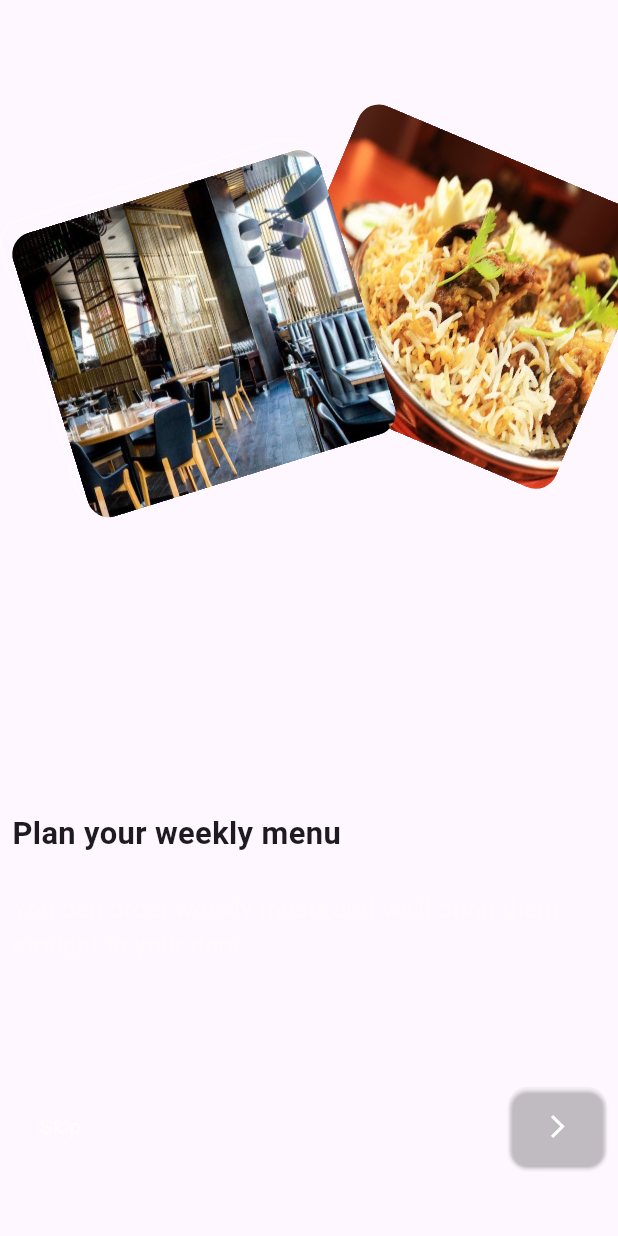
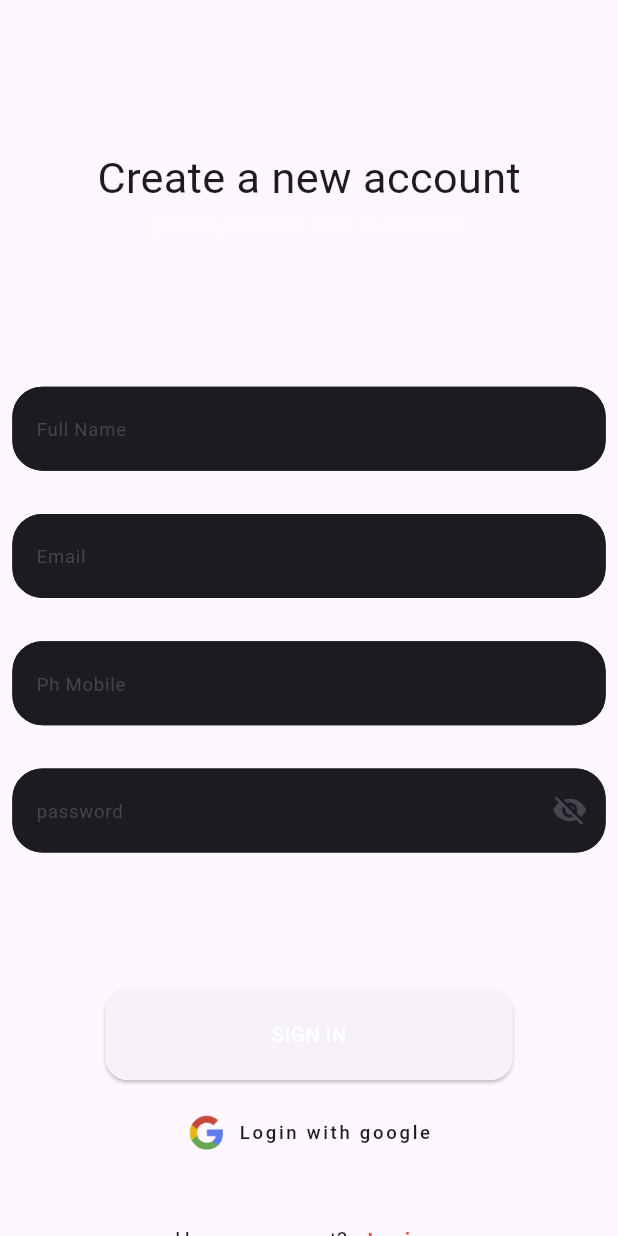
Before and after one commit to Elsadany27/SkoonApp, a Flutter app: the FirstOnboarding screen opened directly, after a tap on "Skip", on a phone screen of 412 x 824 dp. Run offline on Flutter 3.47's test engine with Material 3 defaults, Android fonts, the phone set to English and light mode, and no system bars; our stand-ins replace firebase_core, flutter_bloc; accounts and stored records are empty.

Commit message:
auth repo& ui

```diff
--- a/lib/core/utilies/app_images.dart
+++ b/lib/core/utilies/app_images.dart
@@ -6,4 +6,9 @@ class assets{
   static String on22="images/assets/onboardingB2.png";
   static String on31="images/assets/onboardingC1.jpg";
   static String on32="images/assets/onboardingC2.jpg";
+  static String catering="images/assets/CATERING.jpg";
+  static String foodorder="images/assets/food order.jpg";
+  static String reservetable="images/assets/reserve table.png";
+  static String takeaway="images/assets/takeaway.jpg";
+  static String google="images/assets/google.png";
 }
--- /dev/null
+++ b/lib/features/auth/data/repoImp/AuthRepo.dart
@@ -0,0 +1,4 @@
+class AuthRepo{
+  //register
+
+}
--- /dev/null
+++ b/lib/features/auth/view/LoginPage.dart
@@ -0,0 +1,71 @@
+import 'package:flutter/material.dart';
+import 'package:flutter_bloc/flutter_bloc.dart';
+import 'package:skoon/core/utilies/app_images.dart';
+import 'package:skoon/features/auth/view/registerpage.dart';
+import 'package:skoon/features/auth/view/view%20model/authcubit.dart';
+import 'package:skoon/features/auth/view/view%20model/authstate.dart';
+import 'package:skoon/features/auth/view/widgets/customebutton.dart';
+import 'package:skoon/features/auth/view/widgets/custometextform.dart';
+
+class LoginPage extends StatelessWidget {
+   LoginPage({super.key});
+
+   TextEditingController email=TextEditingController();
+   TextEditingController password=TextEditingController();
+
+  @override
+  Widget build(BuildContext context) {
+    final screenSize = MediaQuery.of(context).size;
+    return BlocProvider(
+      create: (context) => AuthCubit(),
+      child: BlocConsumer<AuthCubit, AuthState>(
+        listener: (context, state) {
+          // TODO: implement listener
+        },
+        builder: (context, state) {
+          return Scaffold(
+            body: Padding(
+              padding:  EdgeInsets.only(left: screenSize.width*0.02,right: screenSize.width*0.02,top: screenSize.height*0.12),
+              child: ListView(children: [
+                //text
+                Center(child: Text("Welcome Back!",style: TextStyle(fontSize: screenSize.width*0.07),)),
+                Center(child: Text("please,login to your account",style: TextStyle(fontSize: screenSize.width*0.032,fontWeight: FontWeight.w400,color: Colors.white30),)),
+                //space
+                SizedBox(height: screenSize.height*0.16),
+                //form
+                CustomeTextform(controller: email,textt: "Email",ontap: (){},securetext: false,),SizedBox(height: screenSize.height*0.035,),
+                CustomeTextform(controller: password,textt: "password",ontap: (){
+                  BlocProvider.of<AuthCubit>(context).changeState();
+                },securetext: BlocProvider.of<AuthCubit>(context).statee,icon: Icons.visibility_off,),
+                //space
+                SizedBox(height: screenSize.height*0.1,),SizedBox(height: screenSize.height*0.035,),
+                //button
+                SizedBox(height: screenSize.height*0.04,),
+                CustomeButton(textt: "login",),
+                //sign with google
+                SizedBox(height: screenSize.height*0.025,),
+                Row(
+                  mainAxisAlignment: MainAxisAlignment.center,
+                  children: [
+                    Image.asset(assets.google,height: screenSize.height*0.035,),SizedBox(width: screenSize.width*0.02,),
+                    Text("Login with google",style: TextStyle(fontSize: screenSize.width*0.03,fontWeight: FontWeight.w500,letterSpacing: 1.8 ),)
+                  ],),
+                //don't have account
+                SizedBox(height: screenSize.height*0.04,),
+                Row(mainAxisAlignment: MainAxisAlignment.center,
+                  children: [
+                    Text("Don't have an account?"),
+                    TextButton(onPressed: (){
+                      Navigator.of(context).push(MaterialPageRoute(builder: (context) => RegisterPage(),));
+                    }, child: Text("Sign Up",style: TextStyle(color: Colors.red,letterSpacing: 1.4,fontSize: screenSize.width*0.03,fontWeight: FontWeight.w600),))
+                  ],)
+
+
+              ],),
+            ),
+          );
+        },
+      ),
+    );
+  }
+}
--- /dev/null
+++ b/lib/features/auth/view/registerpage.dart
@@ -0,0 +1,73 @@
+import 'package:flutter/material.dart';
+import 'package:flutter_bloc/flutter_bloc.dart';
+import 'package:skoon/core/utilies/app_images.dart';
+import 'package:skoon/features/auth/view/view%20model/authcubit.dart';
+import 'package:skoon/features/auth/view/view%20model/authstate.dart';
+import 'package:skoon/features/auth/view/widgets/customebutton.dart';
+import 'package:skoon/features/auth/view/widgets/custometextform.dart';
+
+import 'LoginPage.dart';
+
+class RegisterPage extends StatelessWidget {
+   RegisterPage({super.key});
+
+   TextEditingController fullname=TextEditingController();
+   TextEditingController email=TextEditingController();
+   TextEditingController phone=TextEditingController();
+   TextEditingController passeord=TextEditingController();
+  @override
+  Widget build(BuildContext context) {
+    final screenSize = MediaQuery.of(context).size;
+    return BlocProvider(
+  create: (context) => AuthCubit(),
+  child: BlocConsumer<AuthCubit, AuthState>(
+  listener: (context, state) {
+    // TODO: implement listener
+  },
+  builder: (context, state) {
+    return Scaffold(
+      body: Padding(
+        padding:  EdgeInsets.only(left: screenSize.width*0.02,right: screenSize.width*0.02,top: screenSize.height*0.12),
+        child: ListView(children: [
+          //text
+          Center(child: Text("Create a new account",style: TextStyle(fontSize: screenSize.width*0.07),)),
+          Center(child: Text("please, fill in the form to continue",style: TextStyle(fontSize: screenSize.width*0.032,fontWeight: FontWeight.w400,color: Colors.white30),)),
+          //space
+          SizedBox(height: screenSize.height*0.12,),
+          //form
+          CustomeTextform(controller: fullname,textt: "Full Name",ontap: (){},securetext: false,),SizedBox(height: screenSize.height*0.035,),
+          CustomeTextform(controller: email,textt: "Email",ontap: (){},securetext: false,),SizedBox(height: screenSize.height*0.035,),
+          CustomeTextform(controller: phone,textt: "Ph Mobile",securetext: false,ontap: (){},),SizedBox(height: screenSize.height*0.035,),
+          CustomeTextform(controller: passeord,textt: "password",ontap: (){
+            BlocProvider.of<AuthCubit>(context).changeState();
+          },securetext: BlocProvider.of<AuthCubit>(context).statee,icon: Icons.visibility_off,),
+          //space
+          SizedBox(height: screenSize.height*0.035,),SizedBox(height: screenSize.height*0.035,),
+          //button
+          SizedBox(height: screenSize.height*0.04,),
+         CustomeButton(textt: "SIGN IN",),
+          //sign with google
+          SizedBox(height: screenSize.height*0.025,),
+          Row(
+            mainAxisAlignment: MainAxisAlignment.center,
+            children: [
+            Image.asset(assets.google,height: screenSize.height*0.035,),SizedBox(width: screenSize.width*0.02,),
+            Text("Login with google",style: TextStyle(fontSize: screenSize.width*0.03,fontWeight: FontWeight.w500,letterSpacing: 1.8 ),)
+          ],),
+          //don't have account
+          SizedBox(height: screenSize.height*0.04,),
+          Row(mainAxisAlignment: MainAxisAlignment.center,
+            children: [
+            Text("Have an account?"),
+            TextButton(onPressed: (){Navigator.of(context).push(MaterialPageRoute(builder: (context) => LoginPage(),));}, child: Text("Login",style: TextStyle(color: Colors.red,letterSpacing: 1.4,fontSize: screenSize.width*0.03,fontWeight: FontWeight.w600),))
+          ],)
+
+
+        ],),
+      ),
+    );
+  },
+),
+);
+  }
+}
--- /dev/null
+++ b/lib/features/auth/view/view model/authcubit.dart
@@ -0,0 +1,22 @@
+import 'package:flutter_bloc/flutter_bloc.dart';
+import 'package:skoon/features/auth/view/view%20model/authstate.dart';
+
+class AuthCubit extends Cubit<AuthState>{
+  AuthCubit():super(InitialState());
+
+  //change state for password
+  bool statee=true;
+  changeState(){
+    if(statee==true){
+      statee=false;
+      emit(UnvisiblityState());
+    }else{
+      statee=true;
+      emit(VisiblityState());
+    }
+  }
+
+  //auth
+
+
+}
--- /dev/null
+++ b/lib/features/auth/view/view model/authstate.dart
@@ -0,0 +1,11 @@
+abstract class AuthState{}
+
+//auth firebase
+class InitialState extends AuthState{}
+class SucessState extends AuthState{}
+class FailureState extends AuthState{}
+class IsloadingState extends AuthState{}
+
+//state
+class VisiblityState extends AuthState{}
+class UnvisiblityState extends AuthState{}
--- /dev/null
+++ b/lib/features/auth/view/widgets/customebutton.dart
@@ -0,0 +1,19 @@
+import 'package:flutter/material.dart';
+
+class CustomeButton extends StatelessWidget {
+   CustomeButton({super.key,this.textt});
+  String? textt;
+  @override
+  Widget build(BuildContext context) {
+    final screenSize = MediaQuery.of(context).size;
+    return Padding(
+      padding:  EdgeInsets.only(left: screenSize.width*0.15,right: screenSize.width*0.15),
+      child: ElevatedButton(
+          style: ElevatedButton.styleFrom(
+              shape: RoundedRectangleBorder(borderRadius: BorderRadius.circular(15)),
+              padding: EdgeInsets.only(left: screenSize.width*0.07,right: screenSize.width*0.07,top: screenSize.height*0.025,bottom: screenSize.height*0.025)
+          ),
+          onPressed: (){}, child: Text("$textt",style: TextStyle(color: Colors.white),)),
+    );
+  }
+}
--- /dev/null
+++ b/lib/features/auth/view/widgets/custometextform.dart
@@ -0,0 +1,27 @@
+import 'package:flutter/material.dart';
+
+class CustomeTextform extends StatelessWidget {
+   CustomeTextform({super.key,this.textt,required this.securetext,this.icon,required this.ontap,this.controller});
+  String? textt;
+  bool? securetext;
+  IconData? icon;
+  final VoidCallback ontap;
+  TextEditingController? controller;
+
+  @override
+  Widget build(BuildContext context) {
+    final screenSize = MediaQuery.of(context).size;
+    return  TextFormField(
+      controller: controller,
+      obscureText: securetext!,
+      decoration: InputDecoration(
+        filled: true,
+        fillColor: Color(0xff1B1B20),
+        focusedBorder: OutlineInputBorder(borderRadius: BorderRadius.circular(20),borderSide: BorderSide(color: Color(0xff1B1B20),)),
+        enabledBorder: OutlineInputBorder(borderRadius: BorderRadius.circular(20),borderSide: BorderSide(color: Color(0xff1B1B20),)),
+        hintText: textt,
+        hintStyle: TextStyle(fontSize: screenSize.width*0.03),
+        suffixIcon: IconButton(onPressed:ontap , icon: Icon(icon))
+    ),);
+  }
+}
--- /dev/null
+++ b/lib/features/onboarding/data/data.dart
@@ -0,0 +1,5 @@
+class Categories{
+  String? image,textt;
+
+  Categories({this.image, this.textt});
+}
--- a/lib/features/onboarding/presentation/view/firstonboarding.dart
+++ b/lib/features/onboarding/presentation/view/firstonboarding.dart
@@ -2,6 +2,8 @@ import 'package:flutter/material.dart';
 import 'package:skoon/core/utilies/app_images.dart';
 import 'package:skoon/features/onboarding/presentation/view/secoundonboarding.dart';
 import 'package:skoon/features/onboarding/presentation/view/widgets/CustomeContainerImage.dart';
+
+import '../../../auth/view/registerpage.dart';
 
 class FirstOnboarding extends StatelessWidget {
   const FirstOnboarding({super.key});
@@ -47,7 +49,7 @@ class FirstOnboarding extends StatelessWidget {
             Row(
               mainAxisAlignment: MainAxisAlignment.spaceBetween,
               children: [
-              TextButton(onPressed: (){}, child: Text("Skip",style: TextStyle(color: Colors.white54),),),
+              TextButton(onPressed: (){Navigator.of(context).pushAndRemoveUntil(MaterialPageRoute(builder: (context) => RegisterPage(),), (route) => false,);}, child: Text("Skip",style: TextStyle(color: Colors.white54),),),
               ElevatedButton(
                   style: ElevatedButton.styleFrom(
                     padding: EdgeInsets.only(top: screenSize.height*0.021,bottom: screenSize.height*0.021),
--- a/lib/features/onboarding/presentation/view/secoundonboarding.dart
+++ b/lib/features/onboarding/presentation/view/secoundonboarding.dart
@@ -2,6 +2,7 @@ import 'package:flutter/material.dart';
 import 'package:skoon/core/utilies/app_images.dart';
 import 'package:skoon/features/onboarding/presentation/view/thirdonboarding.dart';
 import 'package:skoon/features/onboarding/presentation/view/widgets/CustomeContainerImage.dart';
+import '../../../auth/view/registerpage.dart';
 
 class SecoundOnboarding extends StatelessWidget {
   const SecoundOnboarding({super.key});
@@ -47,7 +48,7 @@ class SecoundOnboarding extends StatelessWidget {
                 Row(
                   mainAxisAlignment: MainAxisAlignment.spaceBetween,
                   children: [
-                    TextButton(onPressed: (){}, child: Text("Skip",style: TextStyle(color: Colors.white54),),),
+                    TextButton(onPressed: (){Navigator.of(context).pushAndRemoveUntil(MaterialPageRoute(builder: (context) => RegisterPage(),), (route) => false,);}, child: Text("Skip",style: TextStyle(color: Colors.white54),),),
                     ElevatedButton(
                         style: ElevatedButton.styleFrom(
                             padding: EdgeInsets.only(top: screenSize.height*0.021,bottom: screenSize.height*0.021),
--- a/lib/features/onboarding/presentation/view/thirdonboarding.dart
+++ b/lib/features/onboarding/presentation/view/thirdonboarding.dart
@@ -1,6 +1,7 @@
 import 'package:flutter/material.dart';
 import 'package:skoon/core/utilies/app_images.dart';
 import 'package:skoon/features/onboarding/presentation/view/widgets/CustomeContainerImage.dart';
+import '../../../auth/view/registerpage.dart';
 
 class ThirdOnboarding extends StatelessWidget {
   const ThirdOnboarding({super.key});
@@ -46,14 +47,14 @@ class ThirdOnboarding extends StatelessWidget {
                 Row(
                   mainAxisAlignment: MainAxisAlignment.spaceBetween,
                   children: [
-                    TextButton(onPressed: (){}, child: Text("Skip",style: TextStyle(color: Colors.white54),),),
+                    TextButton(onPressed: (){Navigator.of(context).pushAndRemoveUntil(MaterialPageRoute(builder: (context) => RegisterPage(),), (route) => false,);}, child: Text("Skip",style: TextStyle(color: Colors.white54),),),
                     ElevatedButton(
                         style: ElevatedButton.styleFrom(
                             padding: EdgeInsets.only(top: screenSize.height*0.021,bottom: screenSize.height*0.021),
                             backgroundColor: Colors.white10,
                             shape: RoundedRectangleBorder(borderRadius: BorderRadius.circular(12))
                         ),
-                        onPressed: (){}, child: Icon(Icons.arrow_forward_ios_outlined,color: Colors.white,))
+                        onPressed: (){Navigator.of(context).pushAndRemoveUntil(MaterialPageRoute(builder: (context) => RegisterPage(),), (route) => false,);}, child: Icon(Icons.arrow_forward_ios_outlined,color: Colors.white,))
                   ],)
               ],),
           )
--- a/pubspec.yaml
+++ b/pubspec.yaml
@@ -36,6 +36,7 @@ dependencies:
   cupertino_icons: ^1.0.8
   firebase_core:
   cloud_firestore:
+  flutter_bloc:
 
 
 dev_dependencies:
```
Also changed, not shown: lib/features/onboarding/presentation/view/appcategories.dart (added, +36 -0 lines), lib/main.dart (+14 -4 lines), images/assets/google.png (added), images/assets/reserve table.png (added), pubspec.lock, 3 other files.
